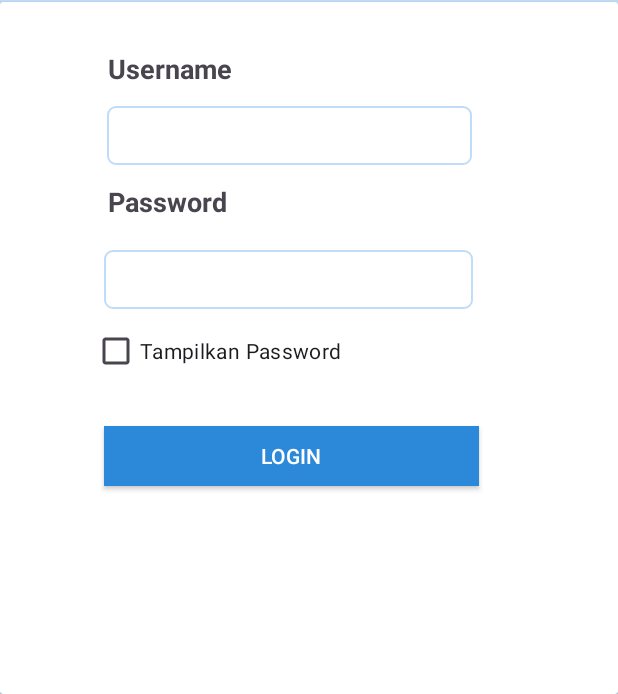
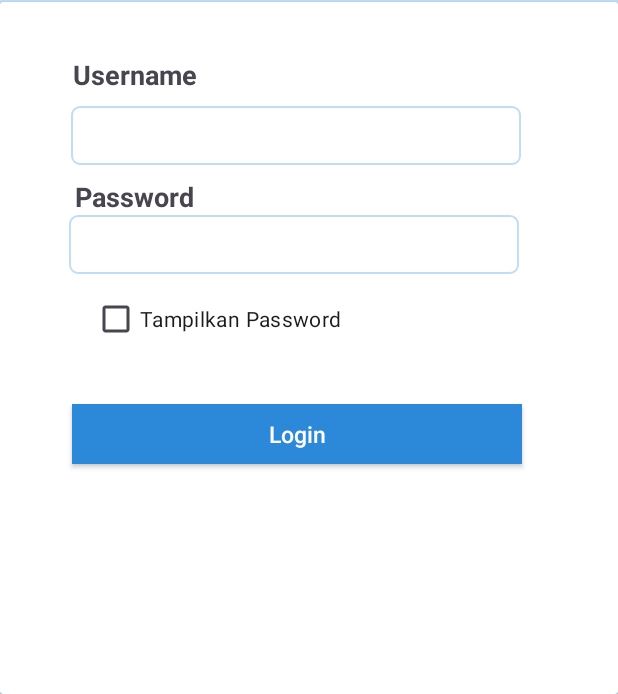
Before and after one commit to Akhdiiyat/Roufish, an Android app: the login screen opened directly, with no data from a screen before it, on a phone screen of 412 x 824 dp, the part 542-1236 px from its top. Run offline under Robolectric (Android 15) with nearby library versions, the phone set to English and light mode, and no system bars.

Commit message:
fix layout login main register

```diff
--- a/app/src/main/res/layout/activity_login.xml
+++ b/app/src/main/res/layout/activity_login.xml
@@ -57,22 +57,24 @@
                 android:id="@+id/Text_Username"
                 android:layout_width="wrap_content"
                 android:layout_height="wrap_content"
-                android:layout_marginTop="32dp"
+                android:layout_marginTop="36dp"
                 android:text="Username"
                 android:textSize="18dp"
                 android:textStyle="bold"
-                app:layout_constraintEnd_toEndOf="parent"
-                app:layout_constraintHorizontal_bias="0.218"
-                app:layout_constraintStart_toStartOf="parent"
+                app:layout_constraintEnd_toEndOf="@+id/editTextText6"
+                app:layout_constraintHorizontal_bias="0.006"
+                app:layout_constraintStart_toStartOf="@+id/editTextText6"
                 app:layout_constraintTop_toTopOf="parent" />
 
             <EditText
                 android:id="@+id/editTextText6"
-                android:layout_width="243dp"
+                android:layout_width="300dp"
                 android:layout_height="39dp"
                 android:background="@drawable/custom_input"
                 android:ems="10"
                 android:inputType="text"
+                android:paddingRight="10dp"
+                android:paddingLeft="10dp"
                 app:layout_constraintBottom_toBottomOf="parent"
                 app:layout_constraintEnd_toEndOf="parent"
                 app:layout_constraintHorizontal_bias="0.423"
@@ -80,29 +82,30 @@
                 app:layout_constraintTop_toTopOf="parent"
                 app:layout_constraintVertical_bias="0.164" />
 
+
             <TextView
                 android:id="@+id/Text_Password"
                 android:layout_width="wrap_content"
                 android:layout_height="wrap_content"
-                android:layout_marginTop="12dp"
                 android:text="Password"
                 android:textSize="18dp"
                 android:textStyle="bold"
-                app:layout_constraintEnd_toEndOf="parent"
-                app:layout_constraintHorizontal_bias="0.216"
-                app:layout_constraintStart_toStartOf="parent"
-                app:layout_constraintTop_toBottomOf="@+id/editTextText6" />
-
+                app:layout_constraintBottom_toTopOf="@+id/input_Password"
+                app:layout_constraintEnd_toEndOf="@+id/input_Password"
+                app:layout_constraintHorizontal_bias="0.017"
+                app:layout_constraintStart_toStartOf="@+id/input_Password" />
 
             <androidx.appcompat.widget.AppCompatButton
                 android:id="@+id/btn_login"
-                android:layout_width="250dp"
+                android:layout_width="300dp"
                 android:layout_height="40dp"
                 android:background="@color/primary_blue"
                 android:backgroundTint="@color/primary_blue"
                 android:text="Login"
+                android:textSize="7pt"
+                android:textAllCaps="false"
                 android:textColor="@color/white"
-                app:cornerRadius="50dp"
+                app:cornerRadius="20dp"
                 app:layout_constraintBottom_toBottomOf="parent"
                 app:layout_constraintEnd_toEndOf="parent"
                 app:layout_constraintHorizontal_bias="0.428"
@@ -124,18 +127,19 @@
 
             <EditText
                 android:id="@+id/input_Password"
-                android:layout_width="246dp"
+                android:layout_width="300dp"
                 android:layout_height="39dp"
-                android:layout_marginTop="20dp"
                 android:background="@drawable/custom_input"
                 android:ems="10"
                 android:inputType="textPassword"
+                android:paddingRight="10dp"
+                android:paddingLeft="10dp"
                 app:layout_constraintBottom_toBottomOf="parent"
                 app:layout_constraintEnd_toEndOf="parent"
-                app:layout_constraintHorizontal_bias="0.418"
+                app:layout_constraintHorizontal_bias="0.412"
                 app:layout_constraintStart_toStartOf="parent"
-                app:layout_constraintTop_toBottomOf="@+id/Text_Password"
-                app:layout_constraintVertical_bias="0.0" />
+                app:layout_constraintTop_toBottomOf="@+id/editTextText6"
+                app:layout_constraintVertical_bias="0.107" />
 
         </androidx.constraintlayout.widget.ConstraintLayout>
     </androidx.cardview.widget.CardView>
--- a/app/src/main/res/layout/activity_main.xml
+++ b/app/src/main/res/layout/activity_main.xml
@@ -29,7 +29,9 @@
         android:backgroundTint="@color/primary_blue"
         android:text="Login"
         android:textSize="20dp"
-        app:cornerRadius="0dp"
+        android:textAllCaps="false"
+        android:textColor="@color/white"
+        app:cornerRadius="5dp"
         app:layout_constraintBottom_toBottomOf="parent"
         app:layout_constraintEnd_toEndOf="parent"
         app:layout_constraintHorizontal_bias="0.733"
@@ -45,6 +47,7 @@
         android:layout_marginRight="30dp"
         android:backgroundTint="@color/white"
         android:text="Register"
+        android:textAllCaps="false"
         android:textColor="@color/primary_blue"
         android:textSize="20dp"
         app:cornerRadius="5dp"
```
Also changed, not shown: app/src/main/res/layout/register_activity.xml (+12 -0 lines).
